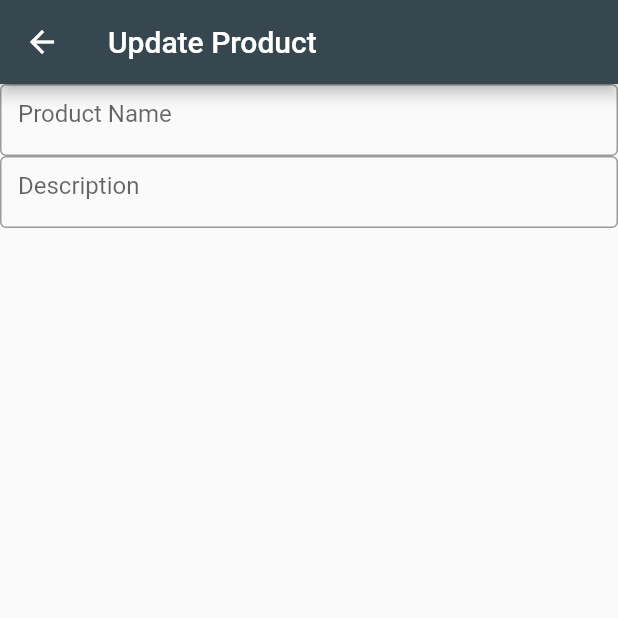
After one commit to cybersquare/flutterAdmin, a Flutter app: the screen it shows after launch, on a phone screen of 412 x 824 dp, the top half of it. The commit adds this screen. Run offline on Flutter 3.47's test engine with Material 2 defaults, Android fonts, the light colour scheme and no system bars; our stand-ins replace bloc, cloud_firestore, file_picker, firebase_core, flutter_bloc; accounts and stored records are empty; generated files the repository leaves out were written again.

Commit message:
add product feature updated

```diff
--- a/lib/add_products/view/addproducts.dart
+++ b/lib/add_products/view/addproducts.dart
@@ -2,6 +2,7 @@ import 'package:cs_ecomm/add_products/bloc/addproduct_bloc.dart';
 import 'package:cs_ecomm/add_products/view/widget/add_product_submit.dart';
 import 'package:cs_ecomm/add_products/view/widget/add_product_text_field.dart';
 import 'package:cs_ecomm/add_products/view/widget/dropdown.dart';
+import 'package:cs_ecomm/add_products/view/widget/file_upload.dart';
 import 'package:flutter/material.dart';
 import 'package:flutter_bloc/flutter_bloc.dart';
 
@@ -68,6 +69,7 @@ class AddProduct extends StatelessWidget {
               DropDown(
                 status: productStatus,
               ),
+              FileUploadWidget(),
               AddProductSubmit(
                 addProductSubmit: () {
                   _addproductBloc.add(
--- a/lib/app/view/app.dart
+++ b/lib/app/view/app.dart
@@ -8,6 +8,7 @@
 import 'package:cs_ecomm/dashboard/view/dashboard_page.dart';
 import 'package:cs_ecomm/l10n/l10n.dart';
 import 'package:cs_ecomm/router/app_router.dart';
+import 'package:cs_ecomm/update_folder/view/update_user.dart';
 import 'package:flutter/material.dart';
 import 'package:flutter_localizations/flutter_localizations.dart';
 
@@ -30,7 +31,7 @@ class App extends StatelessWidget {
       ],
       supportedLocales: AppLocalizations.supportedLocales,
       debugShowCheckedModeBanner: false,
-      home: Dashboard(),
+      home: UpdateUser(),
     );
   }
 }
--- /dev/null
+++ b/lib/update_folder/bloc/updateuser_event.dart
@@ -0,0 +1,4 @@
+part of 'updateuser_bloc.dart';
+
+@immutable
+abstract class UpdateuserEvent {}
--- /dev/null
+++ b/lib/update_folder/bloc/updateuser_state.dart
@@ -0,0 +1,6 @@
+part of 'updateuser_bloc.dart';
+
+@immutable
+abstract class UpdateuserState {}
+
+class UpdateuserInitial extends UpdateuserState {}
--- /dev/null
+++ b/lib/update_folder/update_user.dart
@@ -0,0 +1,2 @@
+export 'bloc/updateuser_bloc.dart';
+export 'view/update_user.dart';
--- /dev/null
+++ b/lib/update_folder/view/update_user.dart
@@ -0,0 +1,32 @@
+import 'package:cs_ecomm/update_folder/view/widget/update_product_textfield.dart';
+import 'package:flutter/material.dart';
+
+class UpdateUser extends StatelessWidget {
+  UpdateUser({Key? key}) : super(key: key);
+  TextEditingController productNameController = TextEditingController();
+  TextEditingController descriptionController = TextEditingController();
+  TextEditingController priceController = TextEditingController();
+  TextEditingController quantityController = TextEditingController();
+
+  @override
+  Widget build(BuildContext context) {
+    return Scaffold(
+      appBar: AppBar(
+        leading: const Icon(Icons.arrow_back_sharp),
+        title: const Text('Update Product'),
+      ),
+      body: Column(
+        children: [
+          UpdateProductTextField(
+            controller: productNameController,
+            hintText: 'Product Name',
+          ),
+          UpdateProductTextField(
+            controller: descriptionController,
+            hintText: 'Description',
+          )
+        ],
+      ),
+    );
+  }
+}
--- /dev/null
+++ b/lib/update_folder/view/widget/update_product_textfield.dart
@@ -0,0 +1,23 @@
+import 'package:flutter/material.dart';
+
+class UpdateProductTextField extends StatelessWidget {
+  UpdateProductTextField({
+    Key? key,
+    required this.controller,
+    required this.hintText,
+  }) : super(key: key);
+  TextEditingController controller;
+  String hintText;
+  @override
+  Widget build(BuildContext context) {
+    return TextField(
+      style: const TextStyle(height: .15),
+      keyboardType: TextInputType.text,
+      controller: controller,
+      decoration: InputDecoration(
+        hintText: hintText,
+        border: const OutlineInputBorder(),
+      ),
+    );
+  }
+}
--- a/pubspec.yaml
+++ b/pubspec.yaml
@@ -9,6 +9,7 @@ environment:
 dependencies:
   bloc: ^7.2.1
   cloud_firestore: ^3.1.0
+  file_picker: ^4.2.6
   firebase_auth: ^3.2.0
   firebase_core: ^1.10.0
   flutter:
```
Also changed, not shown: lib/add_products/view/widget/file_upload.dart (added, +21 -0 lines), lib/update_folder/bloc/updateuser_bloc.dart (added, +13 -0 lines), lib/update_folder/view/widget/product_image.dart (added, +14 -0 lines), pubspec.lock.
